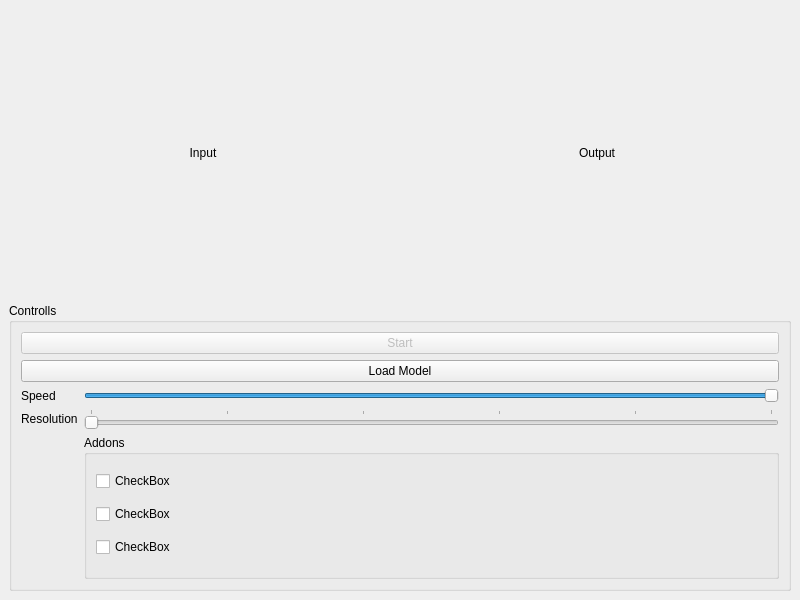
Above: mainwindow.ui from Salzaufsauge/MarchingCubesQT before the change. Below: the same form after it.
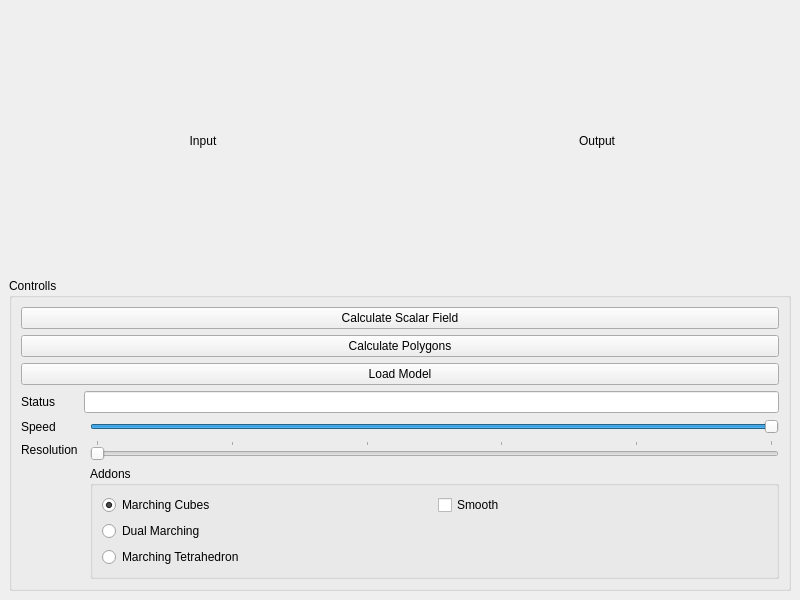
That is the form after the change. Icons and pictures are not drawn.

Commit message: revamped ui + added marching controller

What changed in the file:
```diff
--- a/mainwindow.ui
+++ b/mainwindow.ui
@@ -30,46 +30,80 @@
        <string>Controlls</string>
       </property>
       <layout class="QGridLayout" name="gridLayout">
-       <item row="0" column="0" colspan="2">
-        <widget class="QPushButton" name="startBtn">
-         <property name="enabled">
-          <bool>false</bool>
-         </property>
+       <item row="2" column="1" colspan="3">
+        <widget class="QPushButton" name="polyBtn">
          <property name="text">
-          <string>Start</string>
+          <string>Calculate Polygons</string>
          </property>
-         <property name="checkable">
-          <bool>false</bool>
-         </property>
-         <property name="checked">
-          <bool>false</bool>
-         </property>
         </widget>
        </item>
-       <item row="1" column="0" colspan="2">
-        <widget class="QPushButton" name="loadBtn">
-         <property name="text">
-          <string>Load Model</string>
-         </property>
-        </widget>
-       </item>
-       <item row="2" column="0">
+       <item row="6" column="1">
         <widget class="QLabel" name="speedLabel">
          <property name="text">
           <string>Speed</string>
          </property>
         </widget>
        </item>
-       <item row="2" column="1">
+       <item row="8" column="3">
+        <widget class="QGroupBox" name="addonBox">
+         <property name="title">
+          <string>Addons</string>
+         </property>
+         <layout class="QGridLayout" name="gridLayout_3">
+          <item row="1" column="0">
+           <widget class="QRadioButton" name="dualRadioBtn">
+            <property name="text">
+             <string>Dual Marching</string>
+            </property>
+           </widget>
+          </item>
+          <item row="2" column="0">
+           <widget class="QRadioButton" name="mtRadioBtn">
+            <property name="text">
+             <string>Marching Tetrahedron</string>
+            </property>
+           </widget>
+          </item>
+          <item row="0" column="1">
+           <widget class="QCheckBox" name="smoothBox">
+            <property name="text">
+             <string>Smooth</string>
+            </property>
+           </widget>
+          </item>
+          <item row="0" column="0">
+           <widget class="QRadioButton" name="mcRadioBtn">
+            <property name="text">
+             <string>Marching Cubes</string>
+            </property>
+            <property name="checkable">
+             <bool>true</bool>
+            </property>
+            <property name="checked">
+             <bool>true</bool>
+            </property>
+           </widget>
+          </item>
+         </layout>
+        </widget>
+       </item>
+       <item row="7" column="1">
+        <widget class="QLabel" name="resolutionLabel">
+         <property name="text">
+          <string>Resolution</string>
+         </property>
+        </widget>
+       </item>
+       <item row="6" column="3">
         <widget class="QSlider" name="speedSlider">
          <property name="minimum">
-          <number>50</number>
+          <number>500</number>
          </property>
          <property name="maximum">
-          <number>100</number>
+          <number>1000</number>
          </property>
          <property name="sliderPosition">
-          <number>100</number>
+          <number>1000</number>
          </property>
          <property name="orientation">
           <enum>Qt::Horizontal</enum>
@@ -79,14 +113,7 @@
          </property>
         </widget>
        </item>
-       <item row="3" column="0">
-        <widget class="QLabel" name="resolutionLabel">
-         <property name="text">
-          <string>Resolution</string>
-         </property>
-        </widget>
-       </item>
-       <item row="3" column="1">
+       <item row="7" column="3">
         <widget class="QSlider" name="resolutionSlider">
          <property name="minimum">
           <number>4</number>
@@ -114,34 +141,50 @@
          </property>
         </widget>
        </item>
+       <item row="3" column="1" colspan="3">
+        <widget class="QPushButton" name="loadBtn">
+         <property name="text">
+          <string>Load Model</string>
+         </property>
+        </widget>
+       </item>
        <item row="4" column="1">
-        <widget class="QGroupBox" name="addonBox">
-         <property name="title">
-          <string>Addons</string>
+        <widget class="QLabel" name="statusLabel">
+         <property name="sizePolicy">
+          <sizepolicy hsizetype="Preferred" vsizetype="Preferred">
+           <horstretch>0</horstretch>
+           <verstretch>0</verstretch>
+          </sizepolicy>
          </property>
-         <layout class="QVBoxLayout" name="verticalLayout">
-          <item>
-           <widget class="QCheckBox" name="checkBox">
-            <property name="text">
-             <string>CheckBox</string>
-            </property>
-           </widget>
-          </item>
-          <item>
-           <widget class="QCheckBox" name="checkBox_2">
-            <property name="text">
-             <string>CheckBox</string>
-            </property>
-           </widget>
-          </item>
-          <item>
-           <widget class="QCheckBox" name="checkBox_3">
-            <property name="text">
-             <string>CheckBox</string>
-            </property>
-           </widget>
-          </item>
-         </layout>
+         <property name="text">
+          <string>Status</string>
+         </property>
+        </widget>
+       </item>
+       <item row="1" column="1" colspan="3">
+        <widget class="QPushButton" name="sfBtn">
+         <property name="enabled">
+          <bool>true</bool>
+         </property>
+         <property name="text">
+          <string>Calculate Scalar Field</string>
+         </property>
+         <property name="checkable">
+          <bool>false</bool>
+         </property>
+         <property name="checked">
+          <bool>false</bool>
+         </property>
+        </widget>
+       </item>
+       <item row="4" column="2" colspan="2">
+        <widget class="QLineEdit" name="statusEdit">
+         <property name="alignment">
+          <set>Qt::AlignCenter</set>
+         </property>
+         <property name="readOnly">
+          <bool>true</bool>
+         </property>
         </widget>
        </item>
       </layout>
```
The commit also changes 12 other files.
